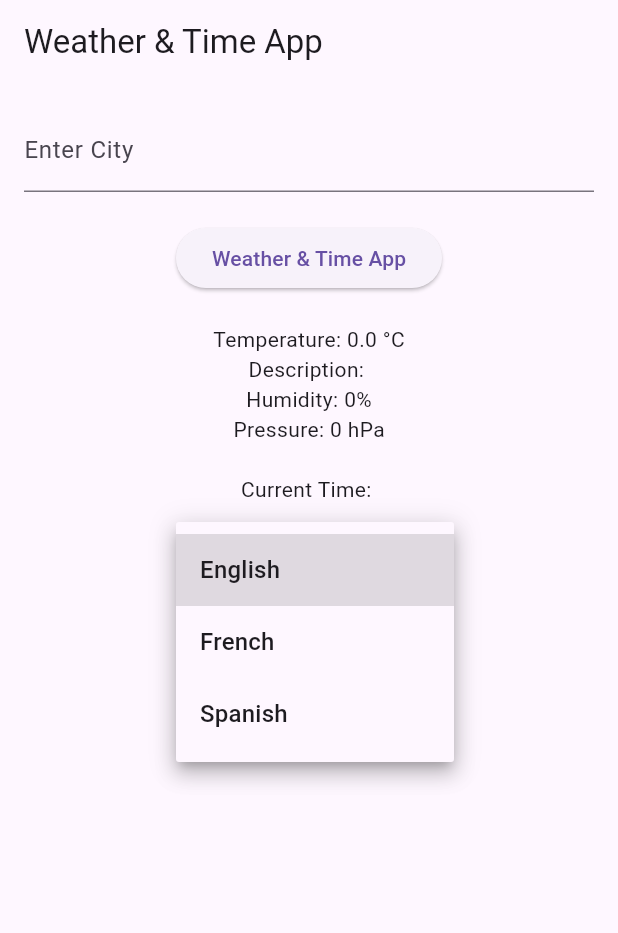
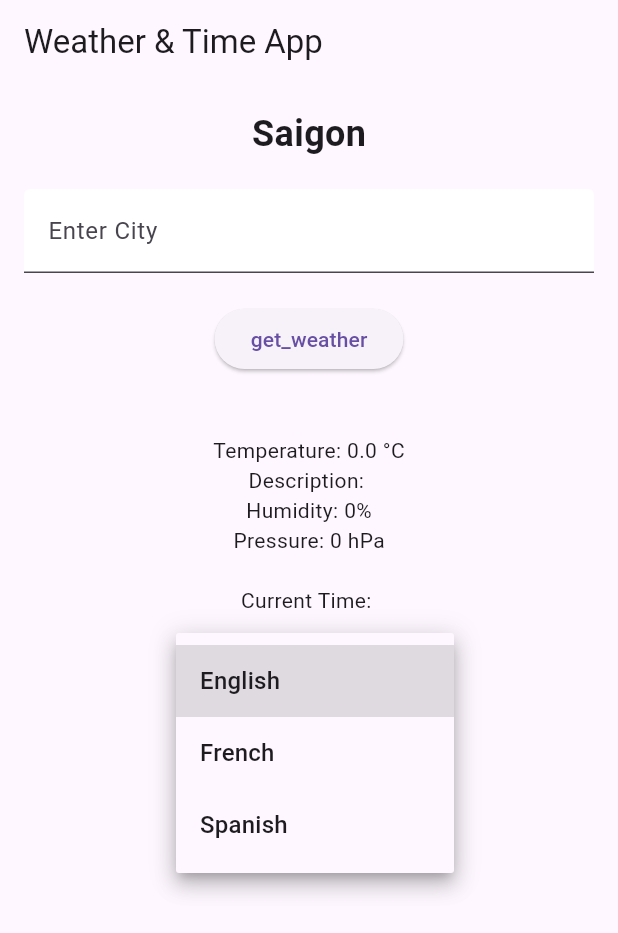
Before and after one commit to trietnguyen0902/Midterm_flutter, a Flutter app: the screen it shows after launch, after a tap on "Select Language", on a phone screen of 412 x 824 dp. Shown: the top 933 px of the screen. Run offline on Flutter 3.47's test engine with Material 3 defaults, Android fonts, the phone set to English and light mode, and no system bars; our stand-ins replace cached_network_image, flutter_svg; network calls fail.

Commit message:
update main.dart and optimize the code

```diff
--- a/lib/main.dart
+++ b/lib/main.dart
@@ -1,9 +1,11 @@
 import 'dart:convert';
 import 'package:flutter/material.dart';
+import 'package:flutter_localizations/flutter_localizations.dart';
 import 'package:http/http.dart' as http;
-import 'package:flutter_localizations/flutter_localizations.dart';
 import 'package:intl/intl.dart';
 import 'package:flutter/services.dart' show rootBundle;
+import 'package:flutter_svg/flutter_svg.dart';
+import 'package:cached_network_image/cached_network_image.dart';
 
 void main() {
   runApp(WeatherApp());
@@ -15,7 +17,7 @@ class WeatherApp extends StatefulWidget {
 }
 
 class _WeatherAppState extends State<WeatherApp> {
-  Locale _locale = Locale('en');  // Default language is English
+  Locale _locale = const Locale('en'); // Default language is English
   Map<String, String> _localizedStrings = {};
 
   @override
@@ -25,10 +27,12 @@ class _WeatherAppState extends State<WeatherApp> {
   }
 
   void _loadLocalizedStrings() async {
-    String jsonString = await rootBundle.loadString('lib/lang/${_locale.languageCode}.json');
+    String jsonString =
+        await rootBundle.loadString('lib/lang/${_locale.languageCode}.json');
     Map<String, dynamic> jsonMap = json.decode(jsonString);
     setState(() {
-      _localizedStrings = jsonMap.map((key, value) => MapEntry(key, value.toString()));
+      _localizedStrings =
+          jsonMap.map((key, value) => MapEntry(key, value.toString()));
     });
   }
 
@@ -47,12 +51,12 @@ class _WeatherAppState extends State<WeatherApp> {
   Widget build(BuildContext context) {
     return MaterialApp(
       locale: _locale,
-      supportedLocales: [
+      supportedLocales: const [
         Locale('en', ''),
         Locale('fr', ''),
         Locale('es', ''),
       ],
-      localizationsDelegates: [
+      localizationsDelegates: const [
         GlobalMaterialLocalizations.delegate,
         GlobalWidgetsLocalizations.delegate,
       ],
@@ -80,45 +84,59 @@ class WeatherScreen extends StatefulWidget {
 }
 
 class _WeatherScreenState extends State<WeatherScreen> {
-  String _city = "New York";
+  String _city = "Saigon"; // Default city
   String _temperatureUnit = "metric"; // Default to Celsius
   String _weatherDescription = "";
+  String _weatherIcon = "";
   double _temperature = 0.0;
   int _humidity = 0;
   int _pressure = 0;
   String _currentTime = "";
+  String apiKey = 'dc6b82ef8b8311f032e5b7b9b4101410';
 
-  final String apiKey = '961753dcbebe7804a0ab5a3bf41bdc5e';
-
-  void _fetchWeatherAndTime() async {
-    String weatherUrl = "https://api.openweathermap.org/data/2.5/weather?q=$_city&units=$_temperatureUnit&appid=$apiKey";
-    String timeUrl = "http://worldtimeapi.org/api/timezone/America/New_York";  // Adjust according to the city
+  void _fetchWeatherAndTime(String city) async {
+    String weatherUrl =
+        "https://api.openweathermap.org/data/2.5/weather?q=$city&units=$_temperatureUnit&appid=$apiKey";
 
     final weatherResponse = await http.get(Uri.parse(weatherUrl));
-    final timeResponse = await http.get(Uri.parse(timeUrl));
 
     if (weatherResponse.statusCode == 200) {
       var weatherData = jsonDecode(weatherResponse.body);
       setState(() {
         _temperature = weatherData['main']['temp'];
         _weatherDescription = weatherData['weather'][0]['description'];
+        _weatherIcon = weatherData['weather'][0]['icon'];
         _humidity = weatherData['main']['humidity'];
         _pressure = weatherData['main']['pressure'];
       });
-    }
 
-    if (timeResponse.statusCode == 200) {
-      var timeData = jsonDecode(timeResponse.body);
+      // Get timezone offset from weather data
+      int timezoneOffset = weatherData['timezone'];
+      _fetchCurrentTime(timezoneOffset);
+    } else {
       setState(() {
-        _currentTime = timeData['datetime'];
+        _weatherDescription = "City not found!";
       });
     }
+  }
+
+  void _fetchCurrentTime(int timezoneOffset) async {
+    // Get the current UTC time
+    DateTime nowUtc = DateTime.now().toUtc();
+
+    DateTime localTime = nowUtc.add(Duration(seconds: timezoneOffset));
+
+    String formattedTime = DateFormat('HH:mm:ss').format(localTime);
+
+    setState(() {
+      _currentTime = formattedTime;
+    });
   }
 
   @override
   void initState() {
     super.initState();
-    _fetchWeatherAndTime();
+    _fetchWeatherAndTime(_city); // Fetch weather and time when the app starts
   }
 
   @override
@@ -128,27 +146,48 @@ class _WeatherScreenState extends State<WeatherScreen> {
       child: Column(
         crossAxisAlignment: CrossAxisAlignment.center,
         children: [
+          // Display the chosen city name
+          Text(
+            _city,
+            style: const TextStyle(fontSize: 24, fontWeight: FontWeight.bold),
+          ),
+          const SizedBox(height: 20),
           TextField(
             onChanged: (value) {
-              _city = value;
+              _city = value; // Update the city name when input changes
             },
             decoration: InputDecoration(
               labelText: widget.translate("enter_city"),
+              fillColor: Colors.white,
+              filled: true,
             ),
           ),
-          SizedBox(height: 20),
+          const SizedBox(height: 20),
           ElevatedButton(
-            onPressed: _fetchWeatherAndTime,
-            child: Text(widget.translate("app_title")),
+            onPressed: () {
+              _fetchWeatherAndTime(
+                  _city); // Fetch new data when user enters a new city
+            },
+            child: Text(widget.translate("get_weather")),
           ),
-          SizedBox(height: 20),
+          const SizedBox(height: 20),
+          // Weather Icon
+          if (_weatherIcon.isNotEmpty)
+            CachedNetworkImage(
+              imageUrl: "http://openweathermap.org/img/wn/$_weatherIcon@2x.png",
+              placeholder: (context, url) => const CircularProgressIndicator(),
+              errorWidget: (context, url, error) => const Icon(Icons.error),
+            ),
+          const SizedBox(height: 20),
+          // Weather Details
           Text("${widget.translate("temperature")}: $_temperature °C"),
           Text("${widget.translate("description")}: $_weatherDescription"),
           Text("${widget.translate("humidity")}: $_humidity%"),
           Text("${widget.translate("pressure")}: $_pressure hPa"),
-          SizedBox(height: 20),
+          const SizedBox(height: 20),
           Text("${widget.translate("current_time")}: $_currentTime"),
-          SizedBox(height: 20),
+          const SizedBox(height: 20),
+          // Language Selector
           DropdownButton<Locale>(
             onChanged: (Locale? newValue) {
               if (newValue != null) {
@@ -156,9 +195,9 @@ class _WeatherScreenState extends State<WeatherScreen> {
               }
             },
             items: const [
-              DropdownMenuItem(child: Text('English'), value: Locale('en')),
-              DropdownMenuItem(child: Text('French'), value: Locale('fr')),
-              DropdownMenuItem(child: Text('Spanish'), value: Locale('es')),
+              DropdownMenuItem(value: Locale('en'), child: Text('English')),
+              DropdownMenuItem(value: Locale('fr'), child: Text('French')),
+              DropdownMenuItem(value: Locale('es'), child: Text('Spanish')),
             ],
             hint: Text(widget.translate("select_language")),
           ),
--- a/pubspec.yaml
+++ b/pubspec.yaml
@@ -36,9 +36,7 @@ flutter:
   uses-material-design: true # Material Icons
 
   assets:
-    - lib/i10n/intl_en.arb
-    - lib/i10n/intl_es.arb
-    - lib/i10n/intl_fr.arb
+
     - lib/lang/en.json
     - lib/lang/es.json
     - lib/lang/fr.json
```
Also changed, not shown: 1 other file.
